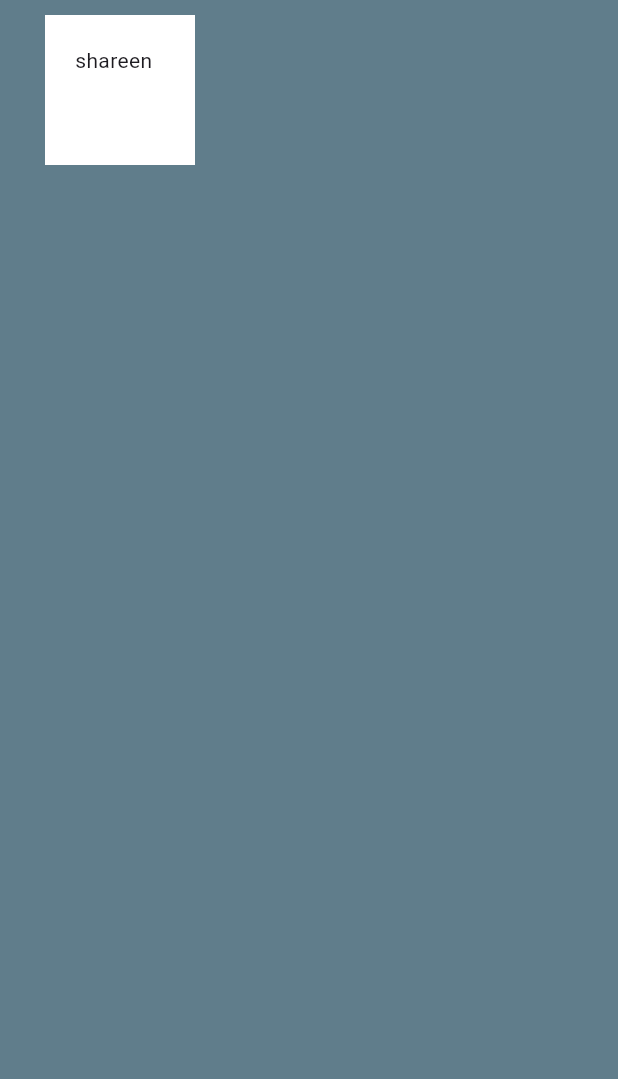
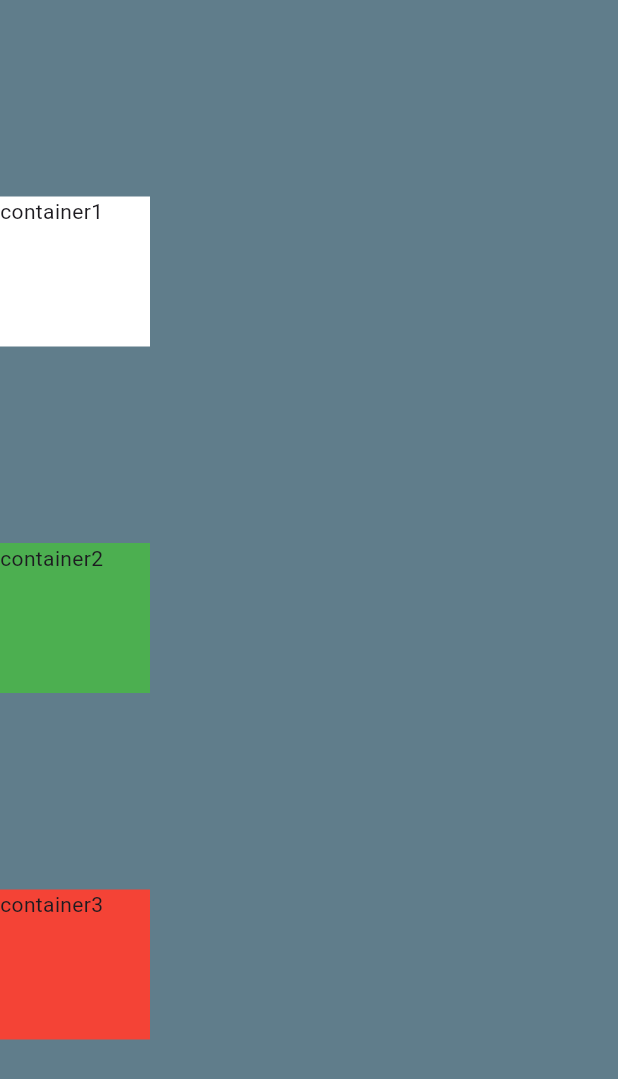
Before and after one commit to codewithsharu/flutter-mi-card, a Flutter app: the screen it shows after launch, on a phone screen of 412 x 824 dp. Shown: the top 1079 px of the screen. Run offline on Flutter 3.47's test engine with Material 3 defaults, Android fonts, the phone set to English and light mode, and no system bars.

Commit message:
// Various types of MainAxisAlignment:

```diff
--- a/lib/main.dart
+++ b/lib/main.dart
@@ -2,8 +2,7 @@ import 'package:flutter/material.dart';
 
 void main() {
   runApp(
-    Myapp()
-
+      Myapp()
   );
 }
 
@@ -16,14 +15,36 @@ class Myapp extends StatelessWidget {
       home: Scaffold(
         backgroundColor: Colors.blueGrey,
         body: SafeArea(
-          child: Container(
-            height: 100.0,
-            width: 100.0,
-            margin: EdgeInsets.fromLTRB(30.0,10.0, 50.0, 20.0),
-            padding: EdgeInsets.all(20.0),
-            color: Colors.white,
-            child: Text('shareen'),
-          ),
+            child: Column(
+              // Various types of MainAxisAlignment:
+              // mainAxisAlignment: MainAxisAlignment.start, // Aligns children at the start of the main axis.
+              // mainAxisAlignment: MainAxisAlignment.end, // Aligns children at the end of the main axis.
+              // mainAxisAlignment: MainAxisAlignment.center, // Centers children along the main axis.
+              // mainAxisAlignment: MainAxisAlignment.spaceBetween, // Aligns children such that the space between them is evenly distributed.
+              // mainAxisAlignment: MainAxisAlignment.spaceEvenly, // Aligns children such that the space between them, and the space before and after them, is evenly distributed.
+              // mainAxisAlignment: MainAxisAlignment.spaceAround, // Aligns children such that the space before the first child, between each pair of adjacent children, and after the last child, is evenly distributed.
+              mainAxisAlignment: MainAxisAlignment.spaceEvenly,
+              children: <Widget>[
+                Container(
+                  height: 100.0,
+                  width: 100.0,
+                  color: Colors.white,
+                  child: Text('container1'),
+                ),
+                Container(
+                  height: 100.0,
+                  width: 100.0,
+                  color: Colors.green,
+                  child: Text('container2'),
+                ),
+                Container(
+                  height: 100.0,
+                  width: 100.0,
+                  color: Colors.red,
+                  child: Text('container3'),
+                ),
+              ],
+            )
         ),
       ),
     );
```
